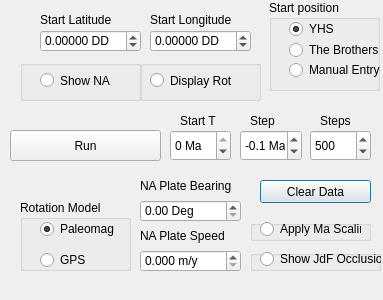
DrStriate/Geology, file pnw_rotation_py/pnw_rotation_py_dialog_base.ui: the form before one commit.
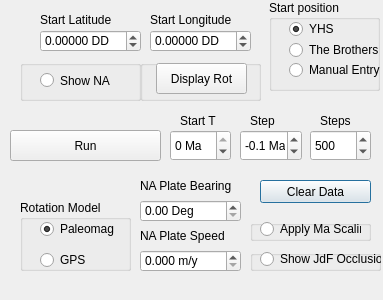
The form after the commit.

Commit message: Offset rotation data by gn data works to validate pole separation!

What changed in the file:
```diff
--- a/pnw_rotation_py/pnw_rotation_py_dialog_base.ui
+++ b/pnw_rotation_py/pnw_rotation_py_dialog_base.ui
@@ -512,13 +512,13 @@
    <property name="title">
     <string/>
    </property>
-   <widget class="QRadioButton" name="rbDisplayRot">
+   <widget class="QPushButton" name="pbDisplayRot">
     <property name="geometry">
      <rect>
-      <x>10</x>
-      <y>10</y>
+      <x>16</x>
+      <y>3</y>
       <width>91</width>
-      <height>21</height>
+      <height>31</height>
      </rect>
     </property>
     <property name="toolTipDuration">
@@ -527,9 +527,6 @@
     <property name="text">
      <string>Display Rot</string>
     </property>
-    <property name="checked">
-     <bool>false</bool>
-    </property>
    </widget>
   </widget>
   <widget class="QGroupBox" name="groupBox_4">
```
Left out of the diff: 3 changed lines with no effect on the pictures. The commit also changes 3 other files.
